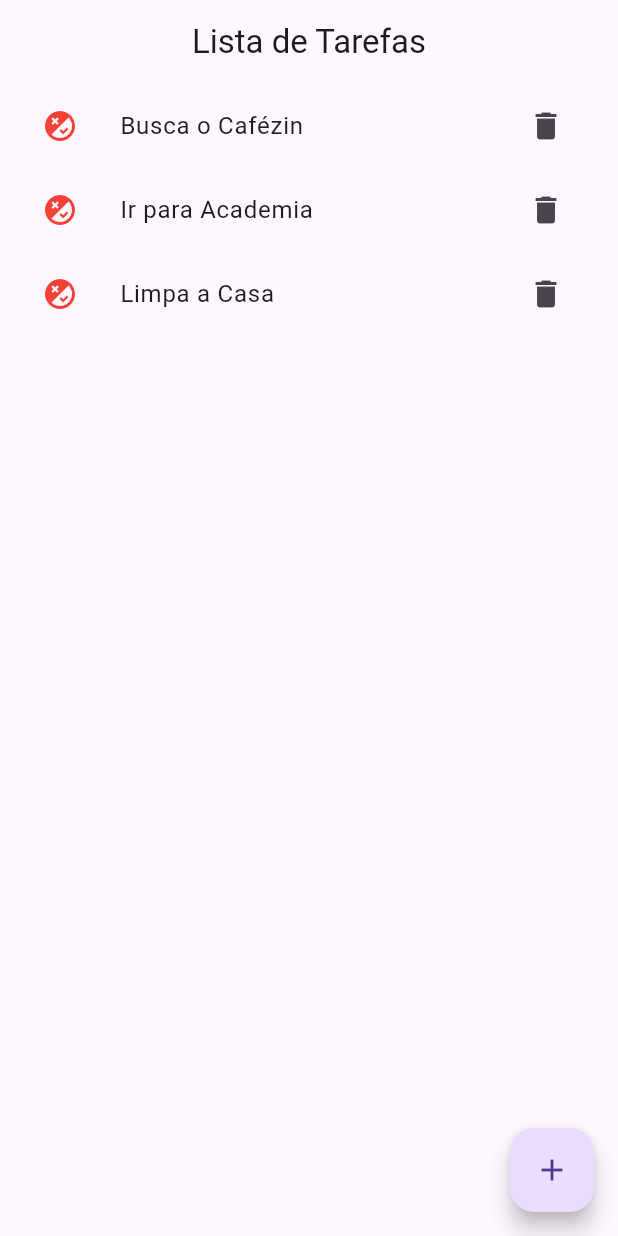
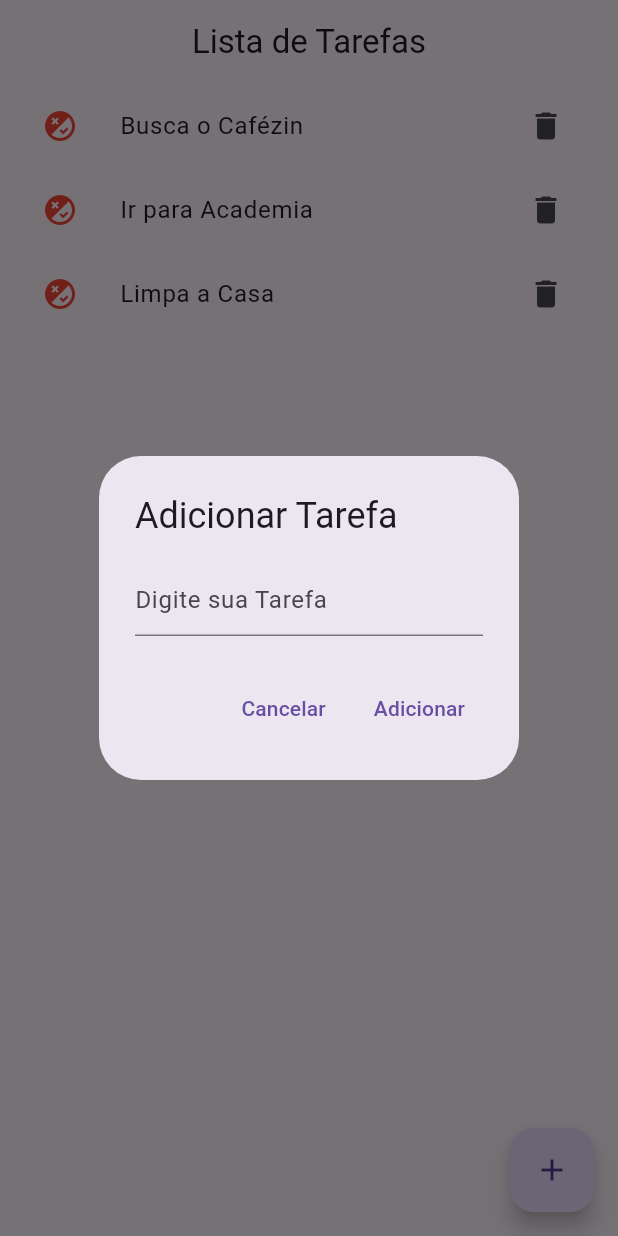
Before and after one commit to KaueSobreira/Lista-de-Tarefas-Mobile, a Flutter app: the screen it shows after launch, after a tap on the "add" icon, on a phone screen of 412 x 824 dp. Run offline on Flutter 3.47's test engine with Material 3 defaults, Android fonts, the phone set to English and light mode, and no system bars.

Commit message:
feat: iniciou a implementação do DIalog que podemos adicionar tarefas na lista de tarefas

```diff
--- a/lib/main.dart
+++ b/lib/main.dart
@@ -53,8 +53,34 @@ class _TaskListPageState extends State<TaskListPage> {
   FloatingActionButton taskAppFloatingActionButton() {
     return FloatingActionButton(
         child: Icon(Icons.add),
-        onPressed: () {}
-        );
+        onPressed: createTaskDialog());
+  }
+  VoidCallback createTaskDialog() {
+
+    return () {
+      showDialog(
+        context: context,
+        builder: (context) {
+          return AlertDialog(
+            title: Text("Adicionar Tarefa"),
+            content: Column(
+              mainAxisSize: MainAxisSize.min,
+              children: [
+                TextField (
+                  decoration: InputDecoration
+                  (hintText: "Digite sua Tarefa"),
+                ),
+              ],
+            ),
+            actions: [
+              TextButton(onPressed: () {},
+               child: Text("Cancelar")),
+               TextButton(onPressed: () {},
+               child: Text("Adicionar"))
+            ],
+          );
+        });
+    };
   }
 
   // Primeira Forma de Escrever
@@ -83,11 +109,11 @@ class _TaskListPageState extends State<TaskListPage> {
                     leading: listTileLeadingWidget(task),
                     trailing: listItemTrailingWidget(index),
                     title: Text(task.title));
-                },
-              ),
+                  },
+                ),
             ),
-        ],
-      );
+          ],
+        );
 
   IconButton listItemTrailingWidget(int index) {
     return IconButton(onPressed: () {
```
